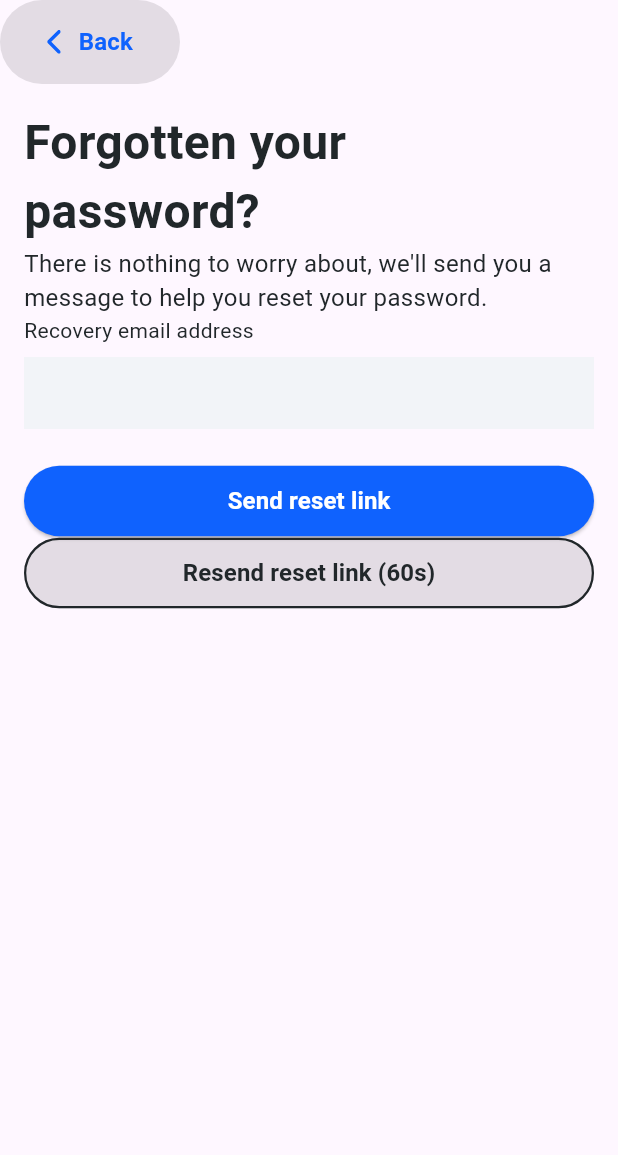
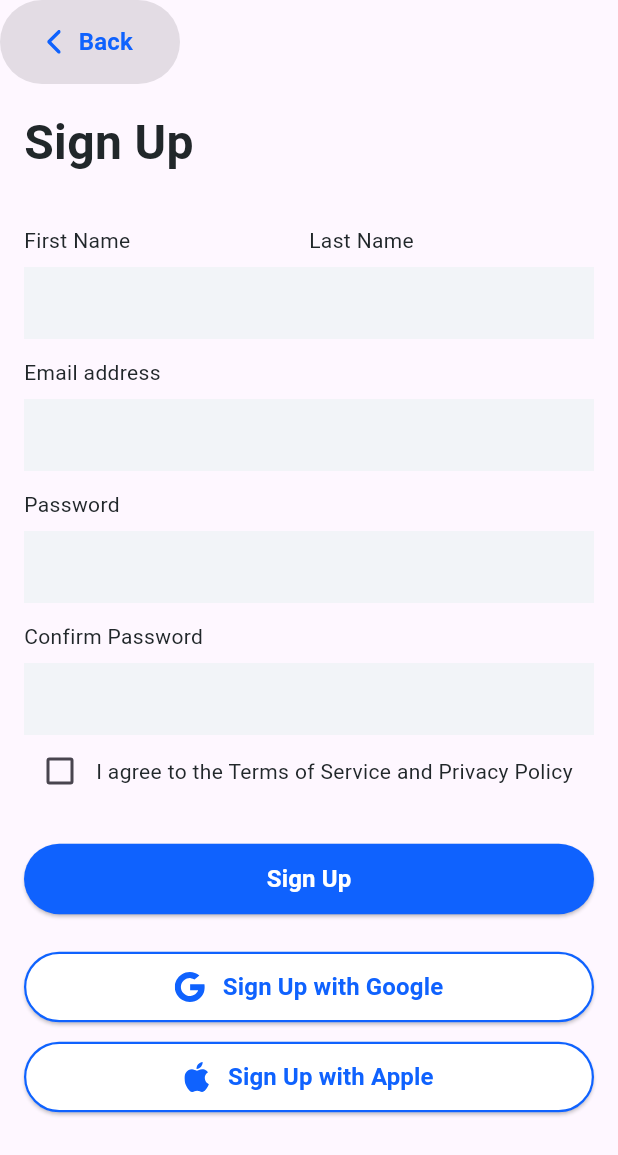
Before and after one commit to ars-bootcamp/flutter_health_care, a Flutter app: the screen it shows after launch, on a phone screen of 412 x 824 dp. Shown: the top 1155 px of the screen. Run offline on Flutter 3.47's test engine with Material 3 defaults, Android fonts, the phone set to English and light mode, and no system bars; our stand-ins replace flutter_svg, go_router.

Commit message:
[MobileHC-4]: Fix: fix register UI design.

```diff
--- a/lib/presentation/auth/register.dart
+++ /dev/null
@@ -1,73 +0,0 @@
-import 'package:flutter/material.dart';
-import 'package:flutter_svg/svg.dart';
-
-import '../component/src.dart';
-
-// This page have 3 stages:
-// 1. No connected email
-// 2. Email already connected
-// 3. Reset password ( may use applink to get to this state )
-
-class RegisterPage extends StatelessWidget {
-  const RegisterPage({super.key});
-
-  @override
-  Widget build(BuildContext context) {
-    return Scaffold(
-      appBar: AppBar(
-        leadingWidth: 120,
-        leading: BaseButton(
-          text: 'Back',
-          icon: SvgPicture.asset(
-            "assets/icons/arrow_left.svg",
-            width: 9,
-            height: 16,
-          ),
-          outlineColor: ColorComponent.primaryBlue60,
-          isHideOutline: true,
-        ),
-      ),
-      body: SafeArea(
-        child: Container(
-          padding: const EdgeInsets.all(16.0),
-          child: Column(
-            children: [
-              headerText(),
-              subTitleText(),
-              const BaseTextField(
-                labelText: 'Recovery email address',
-              ),
-              PrimaryButton(
-                text: 'Send reset link',
-                padding: const EdgeInsets.only(top: 24.0),
-                onPressed: () {},
-              ),
-              const BaseButton(
-                text: 'Resend reset link (60s)',
-                bgColor: ColorComponent.gray30,
-              )
-            ],
-          ),
-        ),
-      ),
-    );
-  }
-
-  Widget headerText() => Container(
-        alignment: Alignment.centerLeft,
-        child: const BaseText(
-          "Forgotten your password?",
-          fontSize: 32,
-          fontWeight: FontWeight.w600,
-        ),
-      );
-
-  Widget subTitleText() => Container(
-        alignment: Alignment.centerLeft,
-        // margin: const EdgeInsets.only(top: 8.0, bottom: 24.0),
-        child: const BaseText(
-          "There is nothing to worry about, we'll send you a message to help you reset your password.",
-          fontSize: 16,
-        ),
-      );
-}
--- /dev/null
+++ b/lib/presentation/auth/ui/register.dart
@@ -0,0 +1,114 @@
+import 'package:flutter/material.dart';
+import 'package:flutter_svg/svg.dart';
+
+import '../../component/src.dart';
+
+// This page have 3 stages:
+// 1. No connected email
+// 2. Email already connected
+// 3. Reset password ( may use applink to get to this state )
+
+class RegisterPage extends StatelessWidget {
+  const RegisterPage({super.key});
+
+  @override
+  Widget build(BuildContext context) {
+    return Scaffold(
+      appBar: AppBar(
+        leadingWidth: 120,
+        leading: BaseButton(
+          text: 'Back',
+          icon: SvgPicture.asset(
+            "assets/icons/arrow_left.svg",
+            width: 9,
+            height: 16,
+          ),
+          outlineColor: ColorComponent.primaryBlue60,
+          isHideOutline: true,
+        ),
+      ),
+      body: SafeArea(
+        child: Container(
+          padding: const EdgeInsets.all(16.0),
+          child: Column(
+            children: [
+              headerText(),
+              const SizedBox(height: 32),
+              buildBodyForm(),
+            ],
+          ),
+        ),
+      ),
+    );
+  }
+
+  Widget headerText() => Container(
+        alignment: Alignment.centerLeft,
+        child: const BaseText(
+          "Sign Up",
+          fontSize: 32,
+          fontWeight: FontWeight.w700,
+        ),
+      );
+
+  Widget buildBodyForm() {
+    return Column(
+      children: [
+        const Row(
+          mainAxisAlignment: MainAxisAlignment.spaceBetween,
+          children: [
+            Expanded(
+              child: BaseTextField(
+                labelText: 'First Name',
+              ),
+            ),
+            Expanded(
+              child: BaseTextField(
+                labelText: 'Last Name',
+              ),
+            ),
+          ],
+        ),
+        const SizedBox(height: 12),
+        const BaseTextField(
+          labelText: 'Email address',
+        ),
+        const SizedBox(height: 12),
+        const BaseTextField(
+          labelText: 'Password',
+        ),
+        const SizedBox(height: 12),
+        const BaseTextField(
+          labelText: 'Confirm Password',
+        ),
+        Row(
+          children: [
+            Checkbox(value: false, onChanged: (_) {}),
+            const BaseText(
+              "I agree to the Terms of Service and Privacy Policy", // Use Text Span here
+            ),
+          ],
+        ),
+        PrimaryButton(
+          text: 'Sign Up',
+          padding: const EdgeInsets.only(top: 24.0),
+          onPressed: () {},
+        ),
+        const SizedBox(height: 24),
+        BaseButton(
+          text: 'Sign Up with Google',
+          icon: SvgPicture.asset("assets/icons/google.svg"),
+          outlineColor: ColorComponent.primaryBlue60,
+          onPressed: () {},
+        ),
+        const SizedBox(height: 12),
+        BaseButton(
+          text: 'Sign Up with Apple',
+          icon: SvgPicture.asset("assets/icons/apple.svg"),
+          outlineColor: ColorComponent.primaryBlue60,
+          onPressed: () {},
+        ),
+      ],
+    );
+  }
+}
--- a/lib/presentation/routes/app_router.dart
+++ b/lib/presentation/routes/app_router.dart
@@ -1,7 +1,7 @@
 import 'package:flutter_health_care/presentation/routes/route_paths.dart';
 import 'package:go_router/go_router.dart';
 
-import '../auth/src.dart';
+import '../auth/ui/src.dart';
 
 final GoRouter appRouter = GoRouter(
   initialLocation: RoutePaths.register, // RoutePaths.splash,
```
Also changed, not shown: assets/icons/apple.svg (added), assets/icons/google.svg (added), lib/main.dart (line endings or trailing spaces), lib/presentation/auth/ui/src.dart (renamed from lib/presentation/auth/src.dart).
